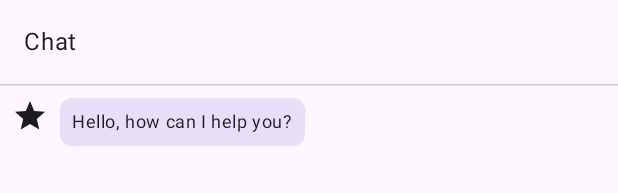
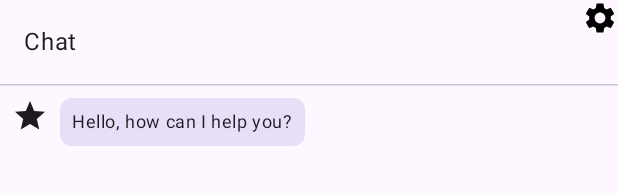
Before and after one commit to juliewww/Compose-Multiplatform-OpenAI-client, an Android app built with Jetpack Compose: the @Preview function App, on a phone screen of 412 x 824 dp. Shown: the top 193 px of the screen. Run offline under Robolectric (Android 15) with nearby library versions, the phone set to English and light mode, and no system bars; libraries missing offline, so code that uses them is left out: com.aallam.openai.

Commit message:
Add SettingsDialog

```diff
--- a/composeApp/src/commonMain/kotlin/juliewww/compose/multiplatform/openai/client/component/ChatTopBar.kt
+++ b/composeApp/src/commonMain/kotlin/juliewww/compose/multiplatform/openai/client/component/ChatTopBar.kt
@@ -1,6 +1,12 @@
 package juliewww.compose.multiplatform.openai.client.component
 
+import androidx.compose.foundation.clickable
 import androidx.compose.foundation.layout.Row
+import androidx.compose.foundation.layout.Spacer
+import androidx.compose.foundation.layout.size
+import androidx.compose.material.Icon
+import androidx.compose.material.icons.Icons
+import androidx.compose.material.icons.filled.Settings
 import androidx.compose.material3.TextField
 import androidx.compose.material3.TextFieldDefaults
 import androidx.compose.runtime.Composable
@@ -10,13 +16,18 @@ import androidx.compose.runtime.saveable.rememberSaveable
 import androidx.compose.runtime.setValue
 import androidx.compose.ui.Modifier
 import androidx.compose.ui.graphics.Color
+import androidx.compose.ui.unit.dp
 
 @Composable
 fun ChatBar(
     modifier: Modifier = Modifier,
     title: String = "Chat",
+    key: String = "",
+    updateKey: (String) -> Unit = {},
 ) {
     var text by rememberSaveable { mutableStateOf(title) }
+    var showSettingsDialog by rememberSaveable { mutableStateOf(false) }
+
     Row(modifier = modifier) {
         TextField(
             value = text,
@@ -28,5 +39,20 @@ fun ChatBar(
                 unfocusedContainerColor = Color.Transparent,
             )
         )
+        Spacer(modifier = Modifier.weight(1f))
+        Icon(
+            imageVector = Icons.Default.Settings,
+            contentDescription = "Settings",
+            modifier = Modifier.size(24.dp).clickable {
+                showSettingsDialog = true
+            }
+        )
+    }
+    if (showSettingsDialog) {
+        KeySettingDialog(
+            key = text,
+            onDismiss = { showSettingsDialog = false },
+            updateKey = { updateKey(it) }
+        )
     }
 }
```
Also changed, not shown: composeApp/src/commonMain/kotlin/juliewww/compose/multiplatform/openai/client/component/KeySettingDialog.kt (added, +57 -0 lines).
